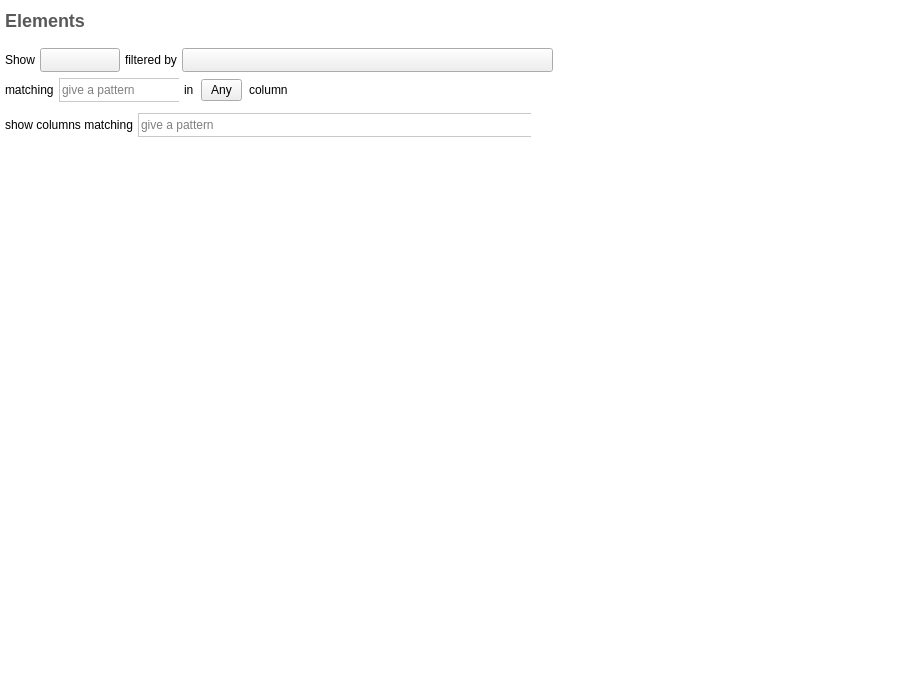
Old version of the form plugins/view/TableView/TableView.ui in the repository Tulip-Dev/tulip.
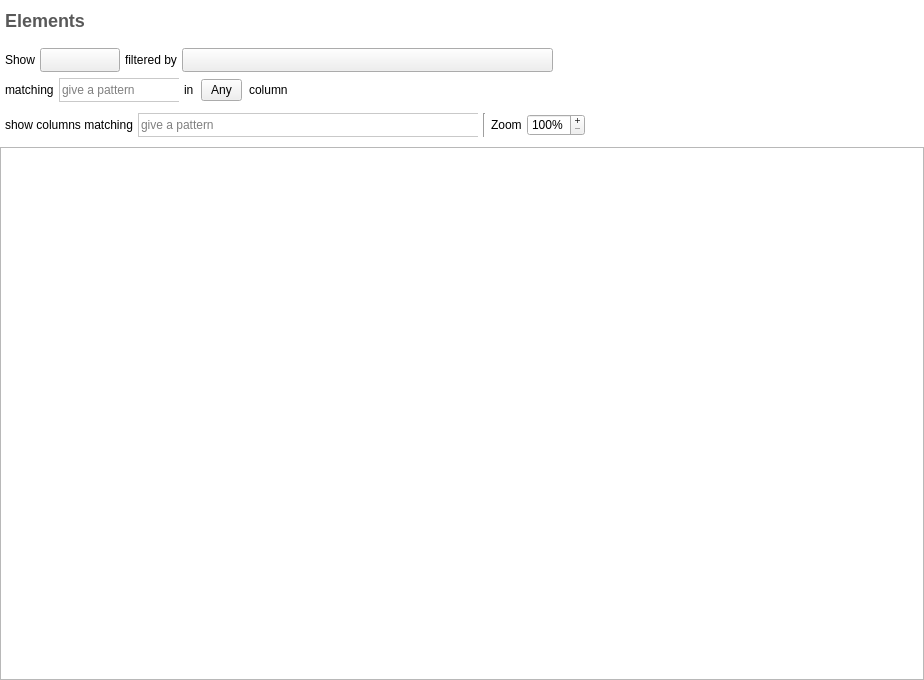
New version of the form. Icons and pictures are not drawn. Custom widgets are drawn as their Qt base class.

Commit message: TableView improvements: allow to zoom on table contents but as a drawback, the mouse wheel can no longer be used to vertically scroll table contents

```diff
--- a/plugins/view/TableView/TableView.ui
+++ b/plugins/view/TableView/TableView.ui
@@ -445,6 +445,45 @@
              </property>
             </widget>
            </item>
+           <item>
+            <widget class="Line" name="line">
+             <property name="orientation">
+              <enum>Qt::Vertical</enum>
+             </property>
+            </widget>
+           </item>
+           <item>
+            <widget class="QLabel" name="zoomLabel">
+             <property name="toolTip">
+              <string>Select the table zoom level</string>
+             </property>
+             <property name="text">
+              <string>Zoom</string>
+             </property>
+            </widget>
+           </item>
+           <item>
+            <widget class="QSpinBox" name="zoomSpinBox">
+             <property name="buttonSymbols">
+              <enum>QAbstractSpinBox::PlusMinus</enum>
+             </property>
+             <property name="keyboardTracking">
+              <bool>false</bool>
+             </property>
+             <property name="suffix">
+              <string>%</string>
+             </property>
+             <property name="minimum">
+              <number>100</number>
+             </property>
+             <property name="maximum">
+              <number>200</number>
+             </property>
+             <property name="singleStep">
+              <number>5</number>
+             </property>
+            </widget>
+           </item>
            <item>
             <spacer name="horizontalSpacer_3">
              <property name="orientation">
@@ -461,29 +500,7 @@
           </layout>
          </item>
          <item>
-          <widget class="NavigableTableView" name="table">
-           <property name="contextMenuPolicy">
-            <enum>Qt::CustomContextMenu</enum>
-           </property>
-           <property name="frameShape">
-            <enum>QFrame::NoFrame</enum>
-           </property>
-           <property name="selectionBehavior">
-            <enum>QAbstractItemView::SelectRows</enum>
-           </property>
-           <property name="sortingEnabled">
-            <bool>true</bool>
-           </property>
-           <property name="wordWrap">
-            <bool>false</bool>
-           </property>
-           <property name="cornerButtonEnabled">
-            <bool>false</bool>
-           </property>
-           <attribute name="verticalHeaderMinimumSectionSize">
-            <number>30</number>
-           </attribute>
-          </widget>
+          <widget class="QGraphicsView" name="tableView"/>
          </item>
         </layout>
        </widget>
@@ -499,11 +516,6 @@
    <extends>QLineEdit</extends>
    <header location="global">tulip/ClearableLineEdit.h</header>
   </customwidget>
-  <customwidget>
-   <class>NavigableTableView</class>
-   <extends>QTableView</extends>
-   <header>navigabletableview.h</header>
-  </customwidget>
  </customwidgets>
  <resources/>
  <connections/>
```
The commit also changes 2 other files.
